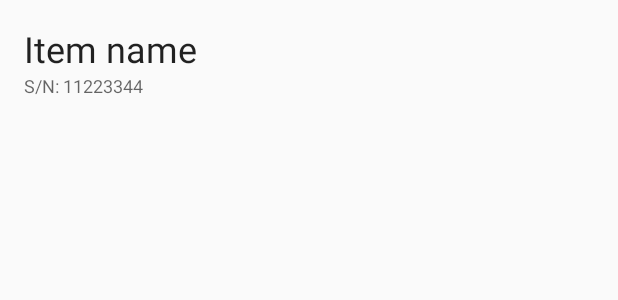
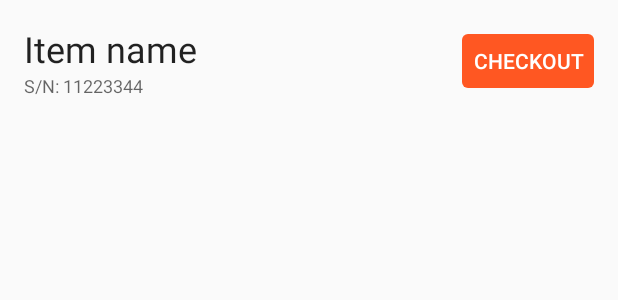
Before and after one commit to ibrcic/torvalds-senior-dev, an Android app: the layout fragment_item.xml on its own in the app's theme, with its tools: preview values and no code run, on a phone screen of 412 x 824 dp. Shown: the top 300 px of the screen. Run offline under Robolectric (Android 15) with nearby library versions, the phone set to English and light mode, and no system bars.

Commit message:
feat: added checkout button to the item list

```diff
--- a/android/ISTInventoryManagement/app/src/main/java/torvalds/istinventorymanagement/view/ItemDetailActivity.java
+++ b/android/ISTInventoryManagement/app/src/main/java/torvalds/istinventorymanagement/view/ItemDetailActivity.java
@@ -22,12 +22,10 @@ public class ItemDetailActivity extends AppCompatActivity {
 
             // Creates the item detail fragment and adds it to the item detail activity
             Bundle arguments = new Bundle();
-            arguments.putString(ItemDetailFragment.ARG_ITEM_ID, getIntent()
-                    .getStringExtra(ItemDetailFragment.ARG_ITEM_ID));
+            arguments.putString(ItemDetailFragment.ARG_ITEM_ID, getIntent().getStringExtra(ItemDetailFragment.ARG_ITEM_ID));
             ItemDetailFragment fragment = new ItemDetailFragment();
             fragment.setArguments(arguments);
-            getSupportFragmentManager().beginTransaction()
-                    .add(R.id.item_detail_container, fragment).commit();
+            getSupportFragmentManager().beginTransaction().add(R.id.item_detail_container, fragment).commit();
         }
     }
 
--- a/android/ISTInventoryManagement/app/src/main/res/layout/fragment_item.xml
+++ b/android/ISTInventoryManagement/app/src/main/res/layout/fragment_item.xml
@@ -5,7 +5,13 @@
     android:layout_height="wrap_content"
     xmlns:tools="http://schemas.android.com/tools"
     android:padding="16dp"
-    android:orientation="vertical">
+    android:orientation="horizontal">
+
+    <LinearLayout
+        android:layout_width="0dp"
+        android:layout_height="wrap_content"
+        android:orientation="vertical"
+        android:layout_weight="1">
 
         <TextView
             android:id="@+id/item_name"
@@ -13,6 +19,7 @@
             android:layout_height="wrap_content"
             android:textAppearance="@style/TextAppearance.AppCompat.Headline"
             tools:text="Item name" />
+
 
         <TextView
             android:id="@+id/serial_number"
@@ -22,3 +29,13 @@
             tools:text="S/N: 11223344" />
 
     </LinearLayout>
+
+    <Button
+        android:id="@+id/btn_checkout"
+        style="@style/ButtonHighlight"
+        android:layout_width="wrap_content"
+        android:layout_gravity="center_vertical"
+        android:layout_height="36dp"
+        android:text="@string/checkout" />
+
+</LinearLayout>
--- a/android/ISTInventoryManagement/app/src/main/res/values/strings.xml
+++ b/android/ISTInventoryManagement/app/src/main/res/values/strings.xml
@@ -21,5 +21,6 @@
     <string name="title_activity_main_logged_in">IST Inventory Management</string>
     <string name="action_settings">Settings</string>
     <string name="section_format">Hello World from section: %1$d</string>
+    <string name="checkout">Checkout</string>
 
 </resources>
--- a/android/ISTInventoryManagement/app/src/main/res/values/styles.xml
+++ b/android/ISTInventoryManagement/app/src/main/res/values/styles.xml
@@ -8,13 +8,16 @@
         <item name="colorAccent">@color/colorAccent</item>
     </style>
 
-    <style name="ButtonLogin">
+    <style name="ButtonLogin" parent="ButtonHighlight">
         <item name="android:layout_width">200dp</item>
+        <item name="android:drawablePadding">-32dp</item>
+        <item name="android:paddingLeft">8dp</item>
+    </style>
+
+    <style name="ButtonHighlight">
         <item name="android:background">@drawable/bgr_button_primary</item>
         <item name="android:stateListAnimator">@null</item>
         <item name="android:textColor">@android:color/white</item>
-        <item name="android:drawablePadding">-32dp</item>
-        <item name="android:paddingLeft">8dp</item>
     </style>
 
     <style name="AppTheme.NoActionBar">
```
Lines whose indentation alone changed are shown as unchanged.
